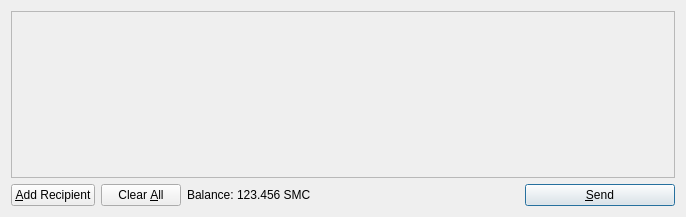
Old version of the form src/qt/forms/sendcoinsdialog.ui in the repository coptercam/strongcoin.
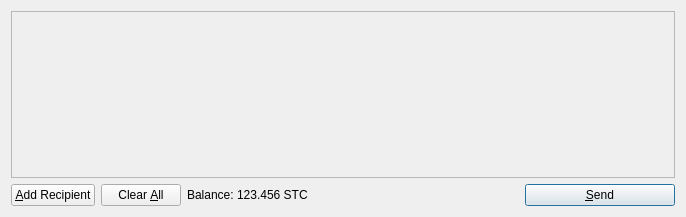
New version of the form. Icons and pictures are not drawn.

```diff
--- a/src/qt/forms/sendcoinsdialog.ui
+++ b/src/qt/forms/sendcoinsdialog.ui
@@ -119,7 +119,7 @@
           <cursorShape>IBeamCursor</cursorShape>
          </property>
          <property name="text">
-          <string>123.456 SMC</string>
+          <string>123.456 STC</string>
          </property>
          <property name="textInteractionFlags">
           <set>Qt::LinksAccessibleByMouse|Qt::TextSelectableByKeyboard|Qt::TextSelectableByMouse</set>
```
